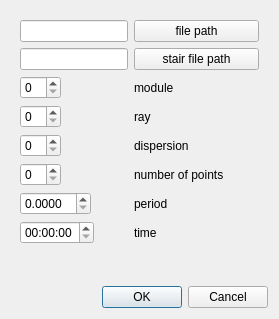
Above: src/flowdetecter.ui from vtyulb/BSA-Analytics before the change. Below: the same form after it.
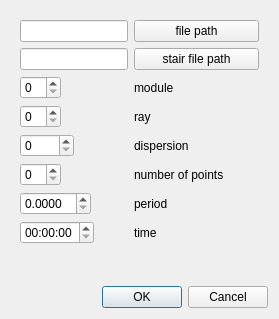
That is the form after the change.

```diff
--- a/src/flowdetecter.ui
+++ b/src/flowdetecter.ui
@@ -38,7 +38,11 @@
        </widget>
       </item>
       <item row="4" column="0">
-       <widget class="QSpinBox" name="dispersion"/>
+       <widget class="QSpinBox" name="dispersion">
+        <property name="maximum">
+         <number>1000</number>
+        </property>
+       </widget>
       </item>
       <item row="4" column="1">
        <widget class="QLabel" name="label">
```
Left out of the diff: 2 changed lines with no effect on the pictures.
